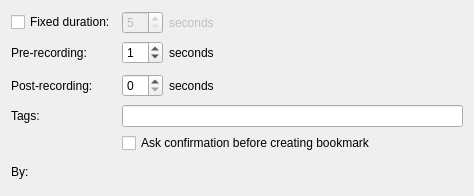
Old version of the form client/nx_client_desktop/src/ui/widgets/business/bookmark_business_action_widget.ui in the repository networkoptix/nx_open.
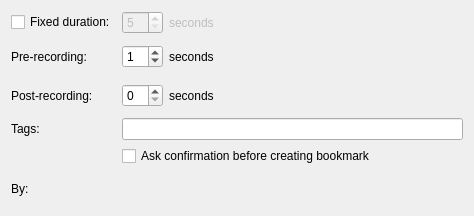
New version of the form.

The edit to the form file:
```diff
--- a/client/nx_client_desktop/src/ui/widgets/business/bookmark_business_action_widget.ui
+++ b/client/nx_client_desktop/src/ui/widgets/business/bookmark_business_action_widget.ui
@@ -7,7 +7,7 @@
     <x>0</x>
     <y>0</y>
     <width>474</width>
-    <height>196</height>
+    <height>216</height>
    </rect>
   </property>
   <property name="windowTitle">
```
Left out of the diff: 150 changed lines with no effect on the pictures.
